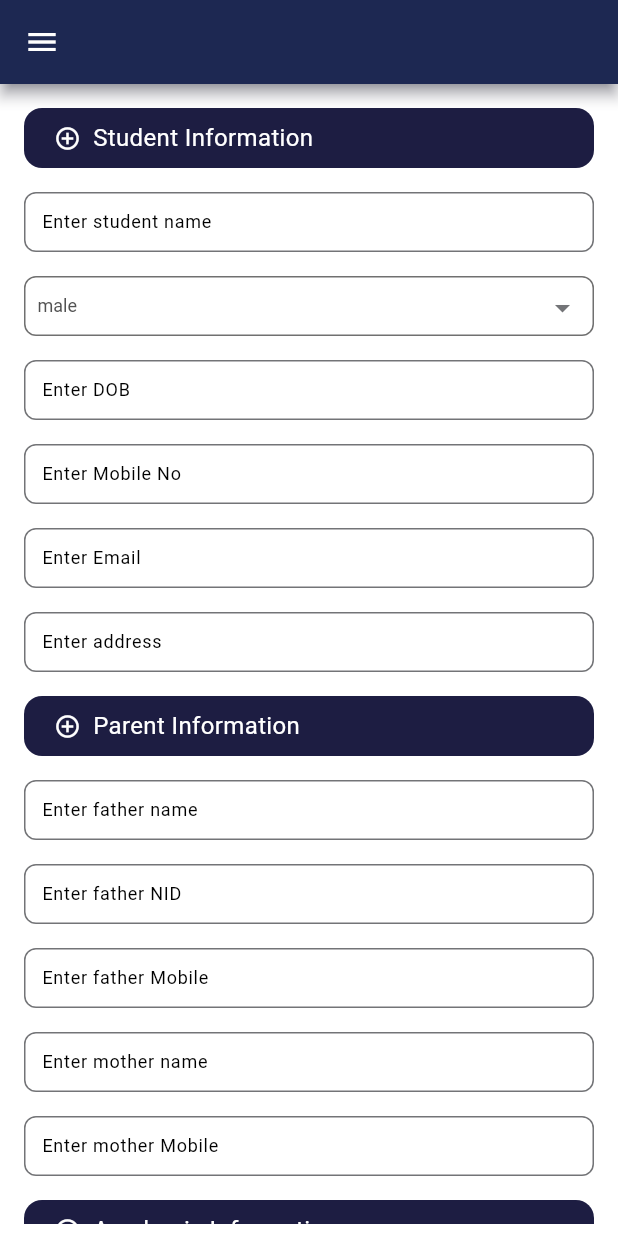
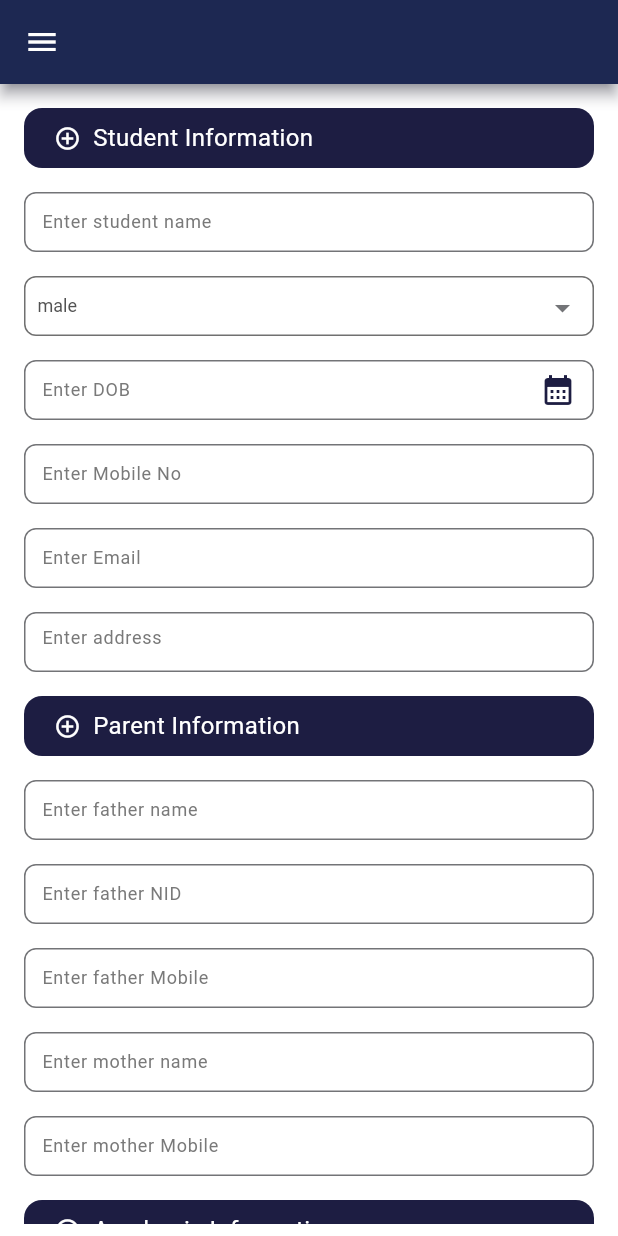
Before and after one commit to mdarifhosain214/school-management-system, a Flutter app: the AdmissionDesktopForm screen opened by its route, on a phone screen of 412 x 824 dp. Run offline on Flutter 3.47's test engine with Material 3 defaults, Android fonts, the phone set to English and light mode, and no system bars; our stand-ins replace dio, get_it, internet_connection_checker_plus, shared_preferences; accounts and stored records are empty; network calls fail; Roboto replaces fonts that are missing (Montserrat); statements that could not run were skipped.

Commit message:
updated common textformfield and dropdown button

```diff
--- a/lib/widgets/common_drop_btn.dart
+++ b/lib/widgets/common_drop_btn.dart
@@ -9,7 +9,8 @@ import '../utils/style_manager.dart';
 
 class CommonDropdownButton extends StatefulWidget {
   final List<String> list;
-  const CommonDropdownButton({super.key, required this.list});
+  final TextEditingController textController;
+  const CommonDropdownButton({super.key, required this.list, required this.textController});
 
   @override
   State<CommonDropdownButton> createState() => _CommonDropdownButtonState();
@@ -50,6 +51,7 @@ class _CommonDropdownButtonState extends State<CommonDropdownButton> {
             // This is called when the user selects an item.
             setState(() {
               dropdownValue = value!;
+              widget.textController.text=value;
             });
           },
           items:widget. list.map<DropdownMenuItem<String>>((String value) {
--- a/lib/widgets/common_text_form.dart
+++ b/lib/widgets/common_text_form.dart
@@ -1,12 +1,22 @@
 import 'package:flutter/material.dart';
 import 'package:provider/provider.dart';
+import 'package:school_management_system_app/utils/colors.dart';
 import 'package:school_management_system_app/utils/dimension.dart';
 
 import '../provider/operations.dart';
+import '../utils/style_manager.dart';
 
 class CommonTextForm extends StatelessWidget {
   final String title;
-  const CommonTextForm({super.key, required this.title});
+  final TextEditingController textController;
+  final FocusNode focusNode;
+
+  final bool readOnly;
+  final int maxLine;
+  final VoidCallback? onPressed;
+  final IconData? suffixIconData;
+  final IconData? prefixIconData;
+  const CommonTextForm({super.key, required this.title, required this.textController, required this.focusNode,  this.readOnly=false, this.onPressed, this.suffixIconData, this.prefixIconData,  this.maxLine=1});
 
   @override
   Widget build(BuildContext context) {
@@ -19,8 +29,20 @@ class CommonTextForm extends StatelessWidget {
                       MediaQuery.of(context).size.width * 0.17) /
                  2.3:Dimensions.fullWidth(context)/2.2 ,
               child: TextFormField(
+                controller: textController,
+                maxLines: maxLine,
+                decoration: InputDecoration(
+                  hintText: "Enter $title",
+                  hintStyle: getRegularStyle(color: AppColors.grey2),
+                suffixIcon: IconButton(
+                onPressed: onPressed,
+                icon: Icon(
+                  suffixIconData,
+                  color: AppColors.primary,
+                  size: 24,
+                )),
+                ),
 
-                decoration: InputDecoration(hintText: "Enter $title"),
               )));
     });
   }
```
